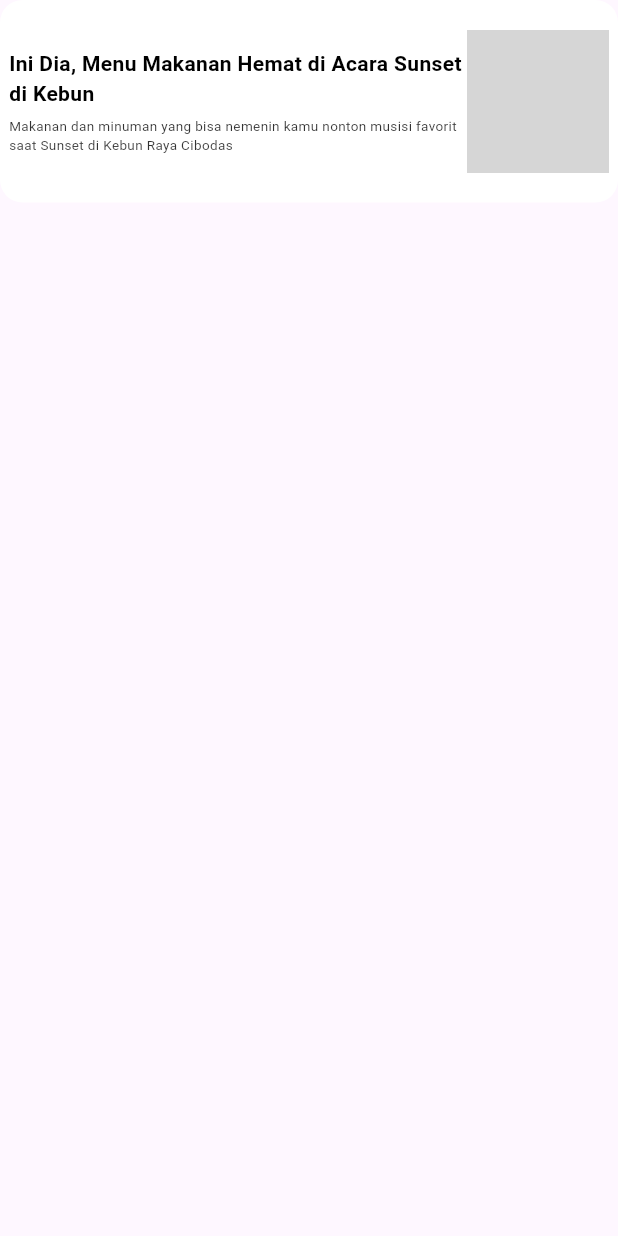
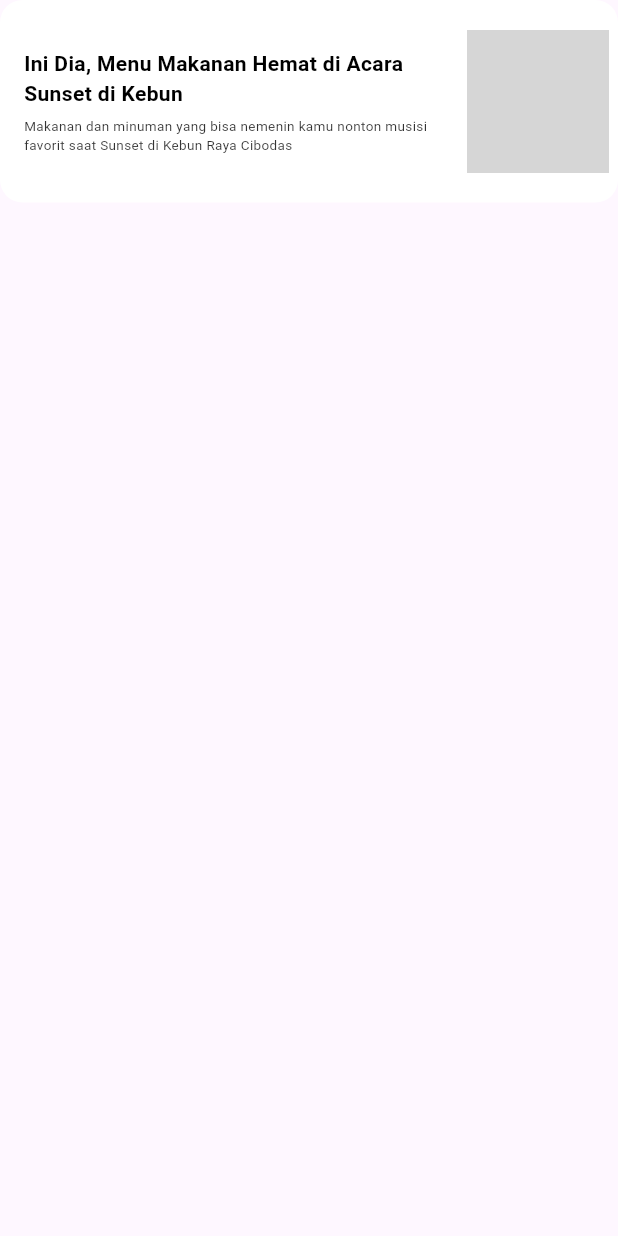
Before and after one commit to abeyynz/cibodas_app, a Flutter app: the ShowArtikel widget shown alone on an empty page, opened directly with sample values from the repository, on a phone screen of 412 x 824 dp. Run offline on Flutter 3.47's test engine with Material 3 defaults, Android fonts, the phone set to English and light mode, and no system bars; grey boxes are pictures that could not be loaded.

Commit message:
mengubah artikel

```diff
--- a/lib/project/screens/restaurant_page.dart
+++ b/lib/project/screens/restaurant_page.dart
@@ -42,6 +42,7 @@ class _RestaurantPageState extends State<RestaurantPage> {
     super.initState();
     filteredRestaurants = restaurant; // Tampilkan semua restoran awalnya
   }
+
 
   @override
   Widget build(BuildContext context) {
--- a/lib/project/widgets/show_artikel.dart
+++ b/lib/project/widgets/show_artikel.dart
@@ -25,7 +25,9 @@ class ShowArtikel extends StatelessWidget {
               crossAxisAlignment: CrossAxisAlignment.start,
               mainAxisAlignment: MainAxisAlignment.center,
               children: [
-                Text(
+                Padding(
+                  padding: const EdgeInsets.symmetric(horizontal: 10.0), // Margin horizontal untuk title
+                  child: Text(
                     artikel.title,
                     maxLines: 2,
                     overflow: TextOverflow.ellipsis,
@@ -35,8 +37,11 @@ class ShowArtikel extends StatelessWidget {
                       fontWeight: FontWeight.w600,
                     ),
                   ),
+                ),
                 const SizedBox(height: 5),
-                Text(
+                Padding(
+                  padding: const EdgeInsets.symmetric(horizontal: 10.0), // Margin horizontal untuk deskripsi
+                  child: Text(
                     artikel.description,
                     maxLines: 5,
                     overflow: TextOverflow.ellipsis,
@@ -45,9 +50,11 @@ class ShowArtikel extends StatelessWidget {
                       color: Colors.black.withOpacity(0.8),
                     ),
                   ),
+                ),
               ],
             ),
           ),
+
           Container(
             height: 95,
             width: 95,
```
Also changed, not shown: lib/project/screens/detail_artikel.dart (+6 -6 lines), lib/project/screens/detail_restaurant.dart (+6 -35 lines). Lines whose indentation alone changed are shown as unchanged.
